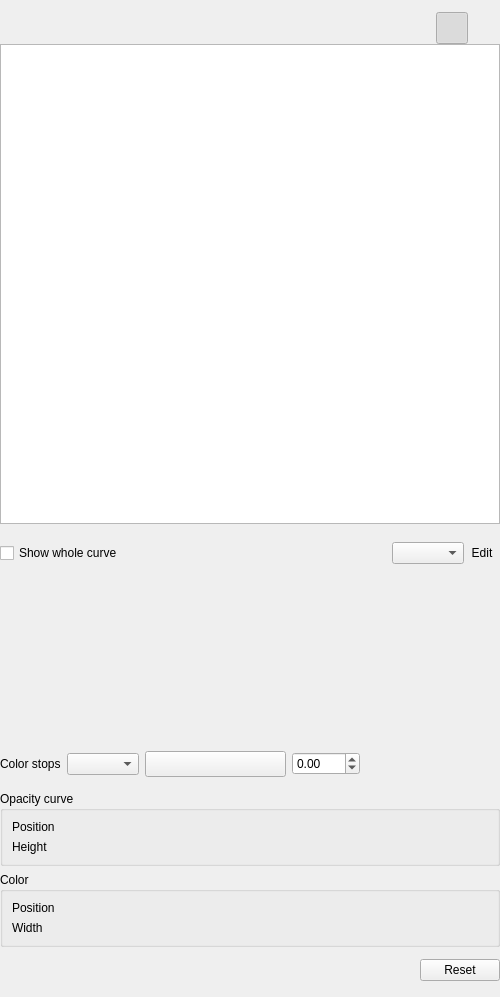
MITK/MITK, file Modules/VolumeVisualizationUI/src/QmitkVolumeTransferFunctionEditorControls.ui: the form before one commit.
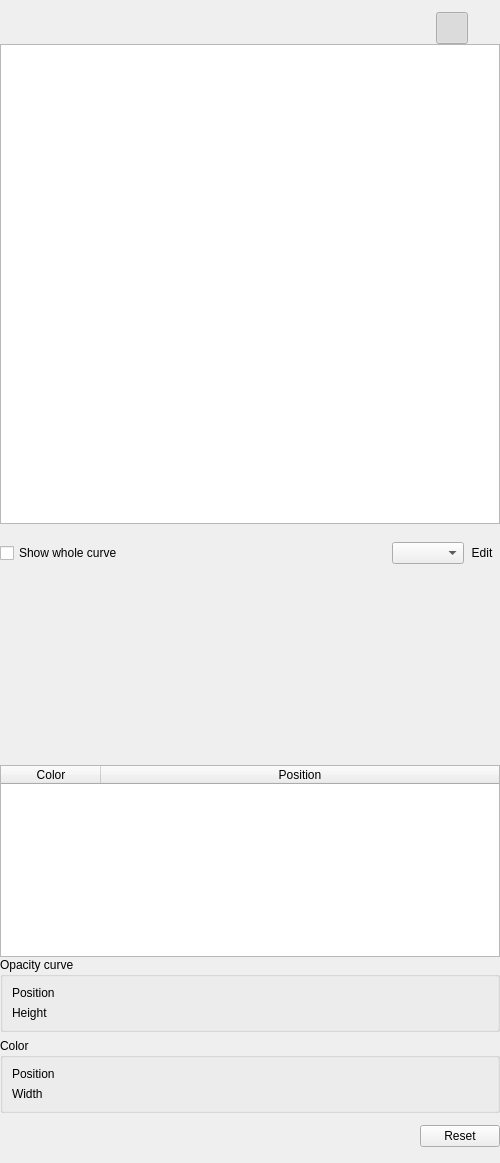
The form after the commit. Custom widgets are drawn as their Qt base class.

Commit message: List the color stops in place of the sliders

Diff of the .ui file:
```diff
--- a/Modules/VolumeVisualizationUI/src/QmitkVolumeTransferFunctionEditorControls.ui
+++ b/Modules/VolumeVisualizationUI/src/QmitkVolumeTransferFunctionEditorControls.ui
@@ -247,21 +247,30 @@
        </widget>
       </item>
       <item>
-       <widget class="QLabel" name="canvasHintLabel">
-        <property name="textFormat">
-         <enum>Qt::TextFormat::RichText</enum>
+       <spacer name="canvasSpacerBelow">
+        <property name="orientation">
+         <enum>Qt::Orientation::Vertical</enum>
         </property>
-        <property name="text">
-         <string/>
+        <property name="sizeType">
+         <enum>QSizePolicy::Policy::Fixed</enum>
         </property>
-        <property name="wordWrap">
-         <bool>true</bool>
+        <property name="sizeHint" stdset="0">
+         <size>
+          <width>20</width>
+          <height>14</height>
+         </size>
         </property>
-       </widget>
+       </spacer>
       </item>
       <item>
-       <widget class="QWidget" name="colorStopPanel" native="true">
-        <layout class="QHBoxLayout" name="colorStopLayout">
+       <widget class="QWidget" name="editControlsPanel" native="true">
+        <property name="sizePolicy">
+         <sizepolicy hsizetype="Preferred" vsizetype="Fixed">
+          <horstretch>0</horstretch>
+          <verstretch>0</verstretch>
+         </sizepolicy>
+        </property>
+        <layout class="QVBoxLayout" name="editControlsLayout">
          <property name="spacing">
           <number>6</number>
          </property>
@@ -269,7 +278,7 @@
           <number>0</number>
          </property>
          <property name="topMargin">
-          <number>6</number>
+          <number>0</number>
          </property>
          <property name="rightMargin">
           <number>0</number>
@@ -278,95 +287,56 @@
           <number>0</number>
          </property>
          <item>
-          <widget class="QLabel" name="colorStopLabel">
-           <property name="text">
-            <string>Color stops</string>
-           </property>
-          </widget>
-         </item>
-         <item>
-          <widget class="QComboBox" name="colorStopComboBox">
-           <property name="toolTip">
-            <string>The color stop the controls beside it act on.</string>
-           </property>
-           <property name="sizeAdjustPolicy">
-            <enum>QComboBox::SizeAdjustPolicy::AdjustToContents</enum>
-           </property>
-          </widget>
-         </item>
-         <item>
-          <widget class="QPushButton" name="colorStopColorButton">
-           <property name="sizePolicy">
-            <sizepolicy hsizetype="Expanding" vsizetype="Fixed">
-             <horstretch>0</horstretch>
-             <verstretch>0</verstretch>
-            </sizepolicy>
-           </property>
-           <property name="minimumSize">
-            <size>
-             <width>72</width>
-             <height>26</height>
-            </size>
-           </property>
-           <property name="toolTip">
-            <string>Change this stop's color.</string>
+          <widget class="QLabel" name="canvasHintLabel">
+           <property name="textFormat">
+            <enum>Qt::TextFormat::RichText</enum>
            </property>
            <property name="text">
             <string/>
            </property>
+           <property name="wordWrap">
+            <bool>true</bool>
+           </property>
           </widget>
          </item>
          <item>
-          <widget class="QDoubleSpinBox" name="colorStopOffsetSpinBox">
+          <widget class="QTableWidget" name="colorStopTable">
+           <property name="contextMenuPolicy">
+            <enum>Qt::ContextMenuPolicy::ActionsContextMenu</enum>
+           </property>
            <property name="toolTip">
             <string>Position of this stop along the axis, from 0 at the left end to 1 at the right. Outside that range the stop lies beyond the axis.</string>
            </property>
-           <property name="keyboardTracking">
+           <property name="editTriggers">
+            <set>QAbstractItemView::EditTrigger::DoubleClicked|QAbstractItemView::EditTrigger::EditKeyPressed</set>
+           </property>
+           <property name="selectionMode">
+            <enum>QAbstractItemView::SelectionMode::SingleSelection</enum>
+           </property>
+           <property name="selectionBehavior">
+            <enum>QAbstractItemView::SelectionBehavior::SelectRows</enum>
+           </property>
+           <attribute name="horizontalHeaderStretchLastSection">
+            <bool>true</bool>
+           </attribute>
+           <attribute name="verticalHeaderVisible">
             <bool>false</bool>
-           </property>
-           <property name="minimum">
-            <double>-999.000000000000000</double>
-           </property>
-           <property name="maximum">
-            <double>999.000000000000000</double>
-           </property>
-           <property name="singleStep">
-            <double>0.010000000000000</double>
-           </property>
+           </attribute>
+           <column>
+            <property name="text">
+             <string>Color</string>
+            </property>
+           </column>
+           <column>
+            <property name="text">
+             <string>Position</string>
+            </property>
+           </column>
           </widget>
          </item>
-         <item>
-          <spacer name="colorStopSpacer">
-           <property name="orientation">
-            <enum>Qt::Orientation::Horizontal</enum>
-           </property>
-           <property name="sizeHint" stdset="0">
-            <size>
-             <width>10</width>
-             <height>20</height>
-            </size>
-           </property>
-          </spacer>
-         </item>
         </layout>
        </widget>
       </item>
-      <item>
-       <spacer name="canvasSpacerBelow">
-        <property name="orientation">
-         <enum>Qt::Orientation::Vertical</enum>
-        </property>
-        <property name="sizeType">
-         <enum>QSizePolicy::Policy::Fixed</enum>
-        </property>
-        <property name="sizeHint" stdset="0">
-         <size>
-          <width>20</width>
-          <height>14</height>
-         </size>
-        </property>
-       </spacer>
-      </item>
       <item>
        <widget class="QWidget" name="adjustPresetPanel" native="true">
         <property name="sizePolicy">
```
Left out of the diff: 2 changed lines with no effect on the pictures. The commit also changes 6 other files.
